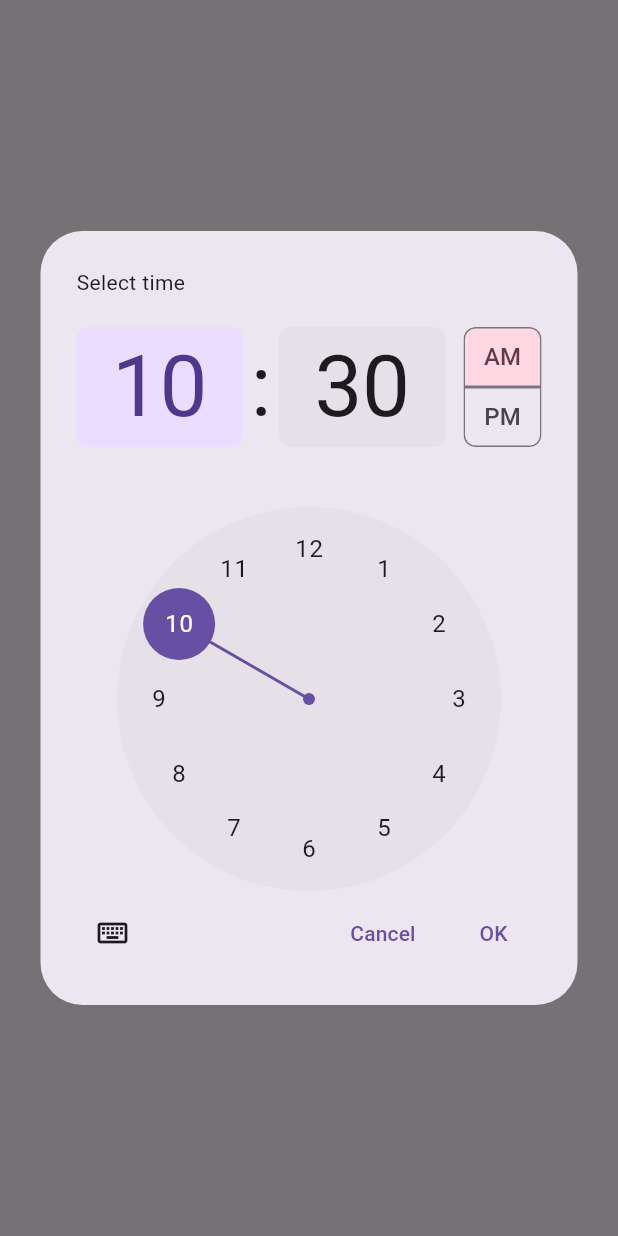
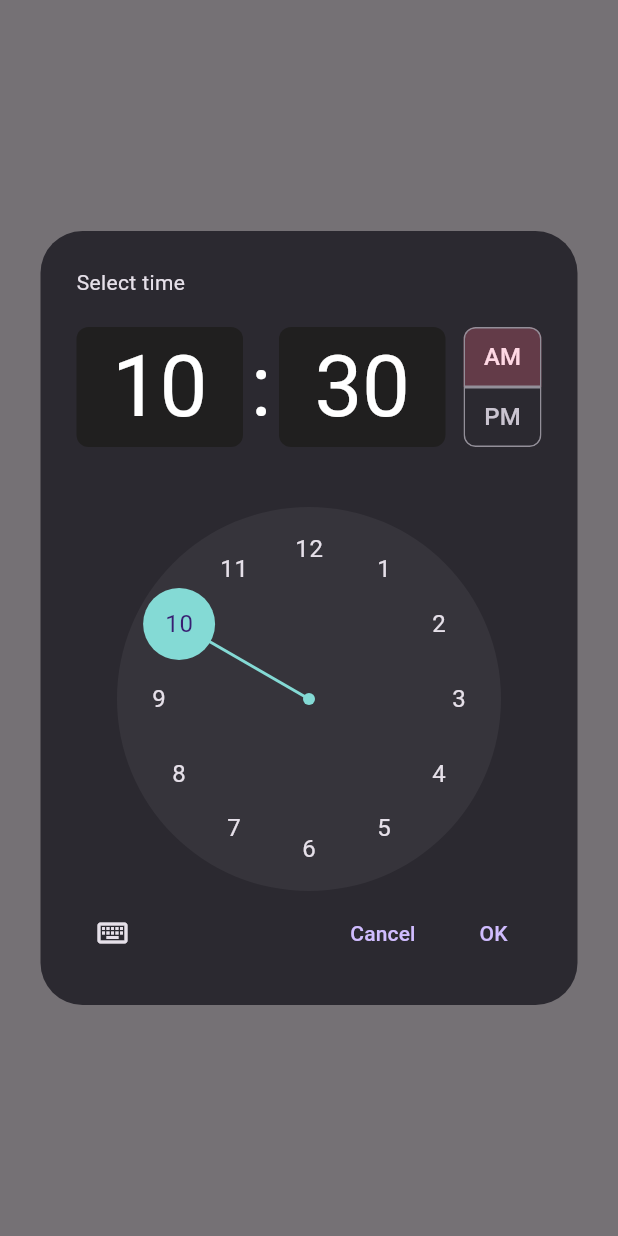
Before and after one commit to HiroGarcia/ToDo-List-Lifeados, a Flutter app: the DialogBox widget shown alone on an empty page, opened directly with empty values, after a tap on "Select Time", on a phone screen of 412 x 824 dp. Run offline on Flutter 3.47's test engine with Material 3 defaults, Android fonts, the phone set to English and light mode, and no system bars; our stand-ins replace flutter_slidable.

Commit message:
Primeira personalização no seletor de hora

```diff
--- a/lib/utilidades/dialog_box.dart
+++ b/lib/utilidades/dialog_box.dart
@@ -1,4 +1,5 @@
 import 'package:flutter/material.dart';
+import 'package:to_do_app/utilidades/colors.dart';
 import 'button_dialog_box.dart';
 
 // ignore: must_be_immutable
@@ -25,6 +26,21 @@ class _DialogBoxState extends State<DialogBox> {
     final TimeOfDay? picked = await showTimePicker(
       context: context,
       initialTime: selectedTime,
+      builder: (BuildContext context, Widget? child) {
+        return Theme(
+          data: ThemeData.dark().copyWith(
+            timePickerTheme: TimePickerThemeData(
+              hourMinuteTextColor: Colors.white,
+              dialHandColor: const Color.fromRGBO(132, 218, 213, 1),
+              hourMinuteColor: const Color.fromRGBO(32, 31, 31, 1),
+              cancelButtonStyle: TextButton.styleFrom(
+                backgroundColor: Colors.transparent,
+              ),
+            ),
+          ),
+          child: child!,
+        );
+      },
     );
     if (picked != null && picked != selectedTime) {
       setState(() {
```
